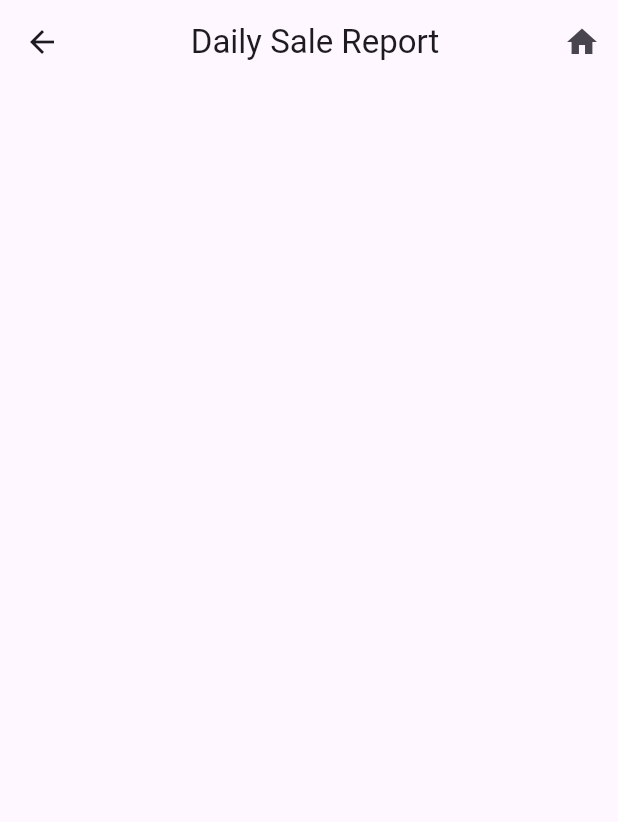
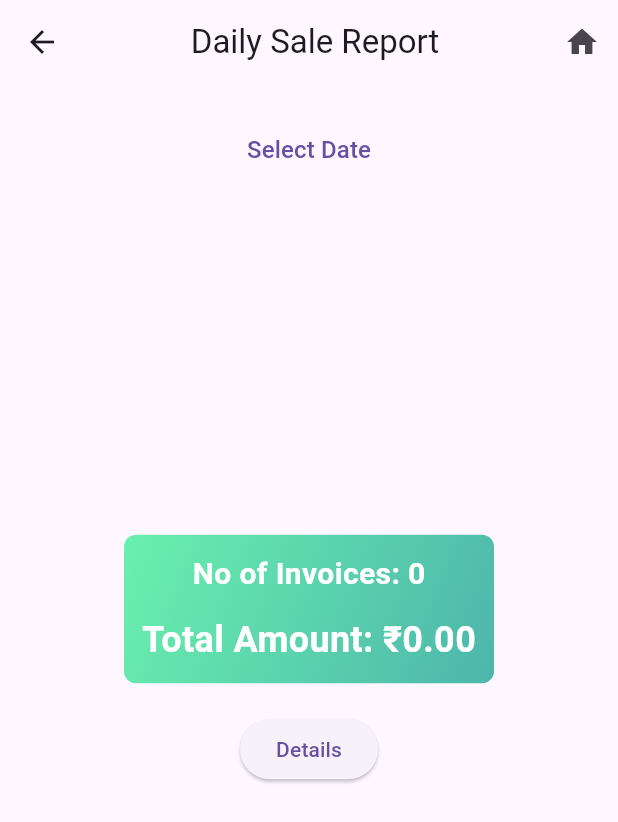
Before and after one commit to ahmedrazakhan-412/PharmEasyApp, a Flutter app: the DailyReportPage screen opened directly, on a phone screen of 412 x 824 dp. Shown: the top 822 px of the screen. Run offline on Flutter 3.47's test engine with Material 2 defaults, Android fonts, the phone set to English and light mode, and no system bars; our stand-ins replace auto_size_text, cloud_firestore, dio, dropdown_button2, firebase_core; accounts and stored records are empty.

Commit message:
PharmEasy code 21

```diff
--- a/lib/PageWise/ReportingAndAnalyticsScreen/DailyReportPage.dart
+++ b/lib/PageWise/ReportingAndAnalyticsScreen/DailyReportPage.dart
@@ -31,6 +31,30 @@ class _DailyReportPageState extends State<DailyReportPage>
     return filteredList;
   }
 
+  @override
+  void initState() {
+    super.initState();
+    selectedDate = DateTime.now().toLocal(); // Initialize selectedDate with current date
+    _animationController = AnimationController(
+      duration: const Duration(milliseconds: 1000),
+      vsync: this,
+    );
+    _animation = Tween<double>(begin: 0, end: 1).animate(_animationController);
+    _animationController.forward();
+  }
+
+  @override
+  void dispose() {
+    _animationController.dispose();
+    super.dispose();
+  }
+
+  void onDateSelected(DateTime date) {
+    setState(() {
+      selectedDate = date;
+    });
+  }
+
   void showNoRecordsDialog() {
     showDialog(
       context: context,
@@ -49,23 +73,6 @@ class _DailyReportPageState extends State<DailyReportPage>
         );
       },
     );
-  }
-
-  @override
-  void initState() {
-    super.initState();
-    _animationController = AnimationController(
-      duration: const Duration(milliseconds: 1000),
-      vsync: this,
-    );
-    _animation = Tween<double>(begin: 0, end: 1).animate(_animationController);
-    _animationController.forward();
-  }
-
-  @override
-  void dispose() {
-    _animationController.dispose();
-    super.dispose();
   }
 
   @override
@@ -102,15 +109,38 @@ class _DailyReportPageState extends State<DailyReportPage>
             List<Map<String, dynamic>> filteredList = snapshot.data ?? [];
 
             if (filteredList.isEmpty) {
-              showNoRecordsDialog();
-              return Container(); // Return an empty container when there are no records
+              showNoRecordsDialog(); // Show dialog when no records are found
             }
 
             int totalInvoices = filteredList.length;
-            double grandTotal = filteredList.fold(
-                0.0, (sum, invoice) => sum + double.parse(invoice['totalAmount']));
+            double grandTotal =
+                filteredList.fold(0.0, (sum, invoice) => sum + double.parse(invoice['totalAmount']));
 
-            return Center(
+            return Stack(
+              alignment: Alignment.topCenter,
+              children: [
+                Positioned(
+                  top: 20.0,
+                  child: TextButton(
+                    onPressed: () async {
+                      final DateTime? pickedDate = await showDatePicker(
+                        context: context,
+                        initialDate: selectedDate,
+                        firstDate: DateTime(2000),
+                        lastDate: DateTime.now(),
+                      );
+
+                      if (pickedDate != null) {
+                        onDateSelected(pickedDate);
+                      }
+                    },
+                    child: Text(
+                      'Select Date',
+                      style: TextStyle(fontSize: 16.0),
+                    ),
+                  ),
+                ),
+                Center(
                   child: Column(
                     mainAxisAlignment: MainAxisAlignment.center,
                     children: [
@@ -119,42 +149,10 @@ class _DailyReportPageState extends State<DailyReportPage>
                         builder: (context, child) {
                           int animatedTotalInvoices =
                               (totalInvoices * _animation.value).toInt();
-                      double animatedGrandTotal = grandTotal * _animation.value;
+                          double animatedGrandTotal =
+                              grandTotal * _animation.value;
 
-                      return Column(
-                        children: [
-                          Text(
-                            'No of Invoices: $animatedTotalInvoices',
-                            style: TextStyle(
-                              fontSize: 20,
-                              fontWeight: FontWeight.bold,
-                            ),
-                          ),
-                          Text(
-                            'Total Amount: \Rs.${animatedGrandTotal.toStringAsFixed(2)}',
-                            style: TextStyle(
-                              fontSize: 24,
-                              fontWeight: FontWeight.bold,
-                            ),
-                          ),
-                        ],
-                      );
-                    },
-                  ),
-                  SizedBox(height: 20),
-                  InkWell(
-                    onTap: () {
-                      Navigator.push(
-                        context,
-                        MaterialPageRoute(
-                            builder: (context) =>
-                                InvoiceListPage(selectedDate: selectedDate)),
-                      );
-                    },
-                    child: Container(
-                      width: 120,
-                      height: 120,
-                      padding: EdgeInsets.all(8.0),
+                          return Container(
                             decoration: BoxDecoration(
                               gradient: LinearGradient(
                                 colors: [
@@ -166,30 +164,47 @@ class _DailyReportPageState extends State<DailyReportPage>
                               ),
                               borderRadius: BorderRadius.circular(8.0),
                             ),
+                            padding: EdgeInsets.all(12.0),
                             child: Column(
-                        mainAxisAlignment: MainAxisAlignment.center,
-                        children: <Widget>[
-                          Icon(
-                            Icons.details,
-                            size: 40.0,
-                            color: Colors.black,
+                              children: [
+                                Text(
+                                  'No of Invoices: $animatedTotalInvoices',
+                                  style: TextStyle(
+                                    fontSize: 20,
+                                    fontWeight: FontWeight.bold,
+                                    color: Colors.white,
+                                  ),
                                 ),
                                 SizedBox(height: 12.0),
                                 Text(
-                            'Details',
+                                  'Total Amount: ₹${animatedGrandTotal.toStringAsFixed(2)}',
                                   style: TextStyle(
-                              fontSize: 15.0,
+                                    fontSize: 24,
                                     fontWeight: FontWeight.bold,
-                              color: Colors.white70,
+                                    color: Colors.white,
                                   ),
-                            textAlign: TextAlign.center,
+                                ),
+                              ],
+                            ),
+                          );
+                        },
+                      ),
+                      SizedBox(height: 20),
+                      ElevatedButton(
+                        onPressed: () {
+                          Navigator.push(
+                            context,
+                            MaterialPageRoute(
+                              builder: (context) => InvoiceListPage(selectedDate: selectedDate),
+                            ),
+                          );
+                        },
+                        child: Text('Details'),
                       ),
                     ],
                   ),
                 ),
-                  ),
               ],
-              ),
             );
           }
         },
```
Also changed, not shown: lib/PageWise/ReportingAndAnalyticsScreen/DailySaleRecords.dart (+12 -20 lines). Lines whose indentation alone changed are shown as unchanged.
